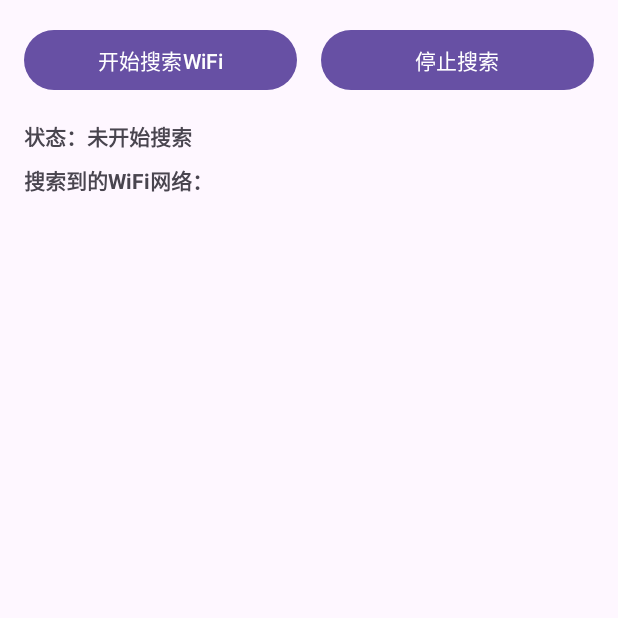
After one commit to caoyang9/Cxk-app, an Android app: the WifiActivity screen opened directly, with no data from a screen before it, on a phone screen of 412 x 824 dp, the top half of it. The commit adds this screen. Run offline under Robolectric (Android 15) with nearby library versions, the phone set to English and light mode, and no system bars.

Commit message:
feat:使用Wifi搜索附近可用网络

```diff
--- a/app/src/main/java/com/yang/androiddemolog/mmiActivity/MMIActivity.java
+++ b/app/src/main/java/com/yang/androiddemolog/mmiActivity/MMIActivity.java
@@ -83,6 +83,7 @@ public class MMIActivity extends AppCompatActivity {
         batteryBtn = findViewById(R.id.btn_power);
 
         btBtn = findViewById(R.id.btn_bt);
+        wifiBtn = findViewById(R.id.btn_wifi);
 
         brightnessBtn.setOnClickListener(v -> startActivity(new Intent(MMIActivity.this, BrightnessActivity.class)));
         imageBtn.setOnClickListener(v -> startActivity(new Intent(MMIActivity.this, ImageActivity.class)));
@@ -111,6 +112,7 @@ public class MMIActivity extends AppCompatActivity {
         batteryBtn.setOnClickListener(v -> startActivity(new Intent(MMIActivity.this, BatteryActivity.class)));
 
         btBtn.setOnClickListener(v -> startActivity(new Intent(MMIActivity.this, BluetoothActivity.class)));
+        wifiBtn.setOnClickListener(v -> startActivity(new Intent(MMIActivity.this, WifiActivity.class)));
     }
 
     private void initMappings() {
--- /dev/null
+++ b/app/src/main/java/com/yang/androiddemolog/mmiActivity/WifiActivity.java
@@ -0,0 +1,175 @@
+package com.yang.androiddemolog.mmiActivity;
+
+import android.Manifest;
+import android.content.BroadcastReceiver;
+import android.content.Context;
+import android.content.Intent;
+import android.content.IntentFilter;
+import android.content.pm.PackageManager;
+import android.net.wifi.ScanResult;
+import android.net.wifi.WifiManager;
+import android.os.Bundle;
+import android.widget.Button;
+import android.widget.ListView;
+import android.widget.TextView;
+import android.widget.Toast;
+
+import androidx.annotation.NonNull;
+import androidx.appcompat.app.AppCompatActivity;
+import androidx.core.app.ActivityCompat;
+import androidx.core.content.ContextCompat;
+
+import com.yang.androiddemolog.R;
+import com.yang.androiddemolog.mmiActivity.adapter.WifiListAdapter;
+
+import java.util.ArrayList;
+import java.util.List;
+
+public class WifiActivity extends AppCompatActivity {
+    private static final int LOCATION_PERMISSION_REQUEST_CODE = 100;
+
+    private WifiManager wifiManager;
+    private Button btnStartScan, btnStopScan;
+    private TextView tvStatus;
+    private ListView lvWifiList;
+
+    private List<ScanResult> wifiList;
+    private WifiListAdapter adapter;
+    private boolean isScanning = false;
+
+    // 广播接收器，用于接收WiFi扫描结果
+    private BroadcastReceiver wifiScanReceiver = new BroadcastReceiver() {
+        @Override
+        public void onReceive(Context context, Intent intent) {
+            if (WifiManager.SCAN_RESULTS_AVAILABLE_ACTION.equals(intent.getAction())) {
+                // 扫描完成，获取结果
+                if (ActivityCompat.checkSelfPermission(WifiActivity.this,
+                        Manifest.permission.ACCESS_FINE_LOCATION) != PackageManager.PERMISSION_GRANTED) {
+                    return;
+                }
+
+                wifiList = wifiManager.getScanResults();
+                updateWifiList();
+
+                isScanning = false;
+                updateUI();
+
+                Toast.makeText(WifiActivity.this, "搜索完成，找到 " + wifiList.size() + " 个网络", Toast.LENGTH_SHORT).show();
+            }
+        }
+    };
+
+    @Override
+    protected void onCreate(Bundle savedInstanceState) {
+        super.onCreate(savedInstanceState);
+        setContentView(R.layout.activity_wifi);
+
+        initViews();
+        initWifiManager();
+        checkPermissions();
+    }
+
+    private void initViews() {
+        btnStartScan = findViewById(R.id.btnStartScan);
+        btnStopScan = findViewById(R.id.btnStopScan);
+        tvStatus = findViewById(R.id.tvStatus);
+        lvWifiList = findViewById(R.id.lvWifiList);
+
+        wifiList = new ArrayList<>();
+        adapter = new WifiListAdapter(this, wifiList);
+        lvWifiList.setAdapter(adapter);
+
+        btnStartScan.setOnClickListener(v -> startWifiScan());
+        btnStopScan.setOnClickListener(v -> stopWifiScan());
+    }
+
+    private void initWifiManager() {
+        wifiManager = (WifiManager) getApplicationContext().getSystemService(Context.WIFI_SERVICE);
+
+        // 注册广播接收器
+        IntentFilter intentFilter = new IntentFilter();
+        intentFilter.addAction(WifiManager.SCAN_RESULTS_AVAILABLE_ACTION);
+        registerReceiver(wifiScanReceiver, intentFilter);
+    }
+
+    private void checkPermissions() {
+        if (ContextCompat.checkSelfPermission(this, Manifest.permission.ACCESS_FINE_LOCATION)
+                != PackageManager.PERMISSION_GRANTED) {
+            ActivityCompat.requestPermissions(this,
+                    new String[]{Manifest.permission.ACCESS_FINE_LOCATION},
+                    LOCATION_PERMISSION_REQUEST_CODE);
+        }
+    }
+
+    private void startWifiScan() {
+        if (!wifiManager.isWifiEnabled()) {
+            // 如果WiFi未开启，先开启WiFi
+            wifiManager.setWifiEnabled(true);
+            Toast.makeText(this, "正在开启WiFi...", Toast.LENGTH_SHORT).show();
+        }
+
+        if (ActivityCompat.checkSelfPermission(this, Manifest.permission.ACCESS_FINE_LOCATION)
+                != PackageManager.PERMISSION_GRANTED) {
+            Toast.makeText(this, "需要位置权限才能搜索WiFi", Toast.LENGTH_SHORT).show();
+            checkPermissions();
+            return;
+        }
+
+        boolean success = wifiManager.startScan();
+        if (success) {
+            isScanning = true;
+            tvStatus.setText("状态：正在搜索WiFi网络...");
+            Toast.makeText(this, "开始搜索WiFi网络", Toast.LENGTH_SHORT).show();
+        } else {
+            Toast.makeText(this, "启动搜索失败", Toast.LENGTH_SHORT).show();
+        }
+        updateUI();
+    }
+
+    private void stopWifiScan() {
+        isScanning = false;
+        tvStatus.setText("状态：搜索已停止");
+        updateUI();
+
+        // 更新最后一次的扫描结果
+        if (ActivityCompat.checkSelfPermission(this, Manifest.permission.ACCESS_FINE_LOCATION)
+                == PackageManager.PERMISSION_GRANTED) {
+            wifiList = wifiManager.getScanResults();
+            updateWifiList();
+        }
+
+        Toast.makeText(this, "已停止搜索", Toast.LENGTH_SHORT).show();
+    }
+
+    private void updateWifiList() {
+        adapter.updateData(wifiList);
+        adapter.notifyDataSetChanged();
+    }
+
+    private void updateUI() {
+        btnStartScan.setEnabled(!isScanning);
+        btnStopScan.setEnabled(isScanning);
+    }
+
+    @Override
+    public void onRequestPermissionsResult(int requestCode, @NonNull String[] permissions,
+                                           @NonNull int[] grantResults) {
+        super.onRequestPermissionsResult(requestCode, permissions, grantResults);
+        if (requestCode == LOCATION_PERMISSION_REQUEST_CODE) {
+            if (grantResults.length > 0 && grantResults[0] == PackageManager.PERMISSION_GRANTED) {
+                Toast.makeText(this, "权限已授予", Toast.LENGTH_SHORT).show();
+            } else {
+                Toast.makeText(this, "需要位置权限才能搜索WiFi", Toast.LENGTH_SHORT).show();
+            }
+        }
+    }
+
+    @Override
+    protected void onDestroy() {
+        super.onDestroy();
+        // 取消注册广播接收器
+        if (wifiScanReceiver != null) {
+            unregisterReceiver(wifiScanReceiver);
+        }
+    }
+}
--- /dev/null
+++ b/app/src/main/res/layout/activity_wifi.xml
@@ -0,0 +1,53 @@
+<?xml version="1.0" encoding="utf-8"?>
+<LinearLayout xmlns:android="http://schemas.android.com/apk/res/android"
+    android:layout_width="match_parent"
+    android:layout_height="match_parent"
+    android:orientation="vertical"
+    android:padding="16dp">
+
+    <LinearLayout
+        android:layout_width="match_parent"
+        android:layout_height="wrap_content"
+        android:orientation="horizontal">
+
+        <Button
+            android:id="@+id/btnStartScan"
+            android:layout_width="0dp"
+            android:layout_height="wrap_content"
+            android:layout_weight="1"
+            android:text="开始搜索WiFi"
+            android:layout_marginEnd="8dp" />
+
+        <Button
+            android:id="@+id/btnStopScan"
+            android:layout_width="0dp"
+            android:layout_height="wrap_content"
+            android:layout_weight="1"
+            android:text="停止搜索"
+            android:layout_marginStart="8dp" />
+
+    </LinearLayout>
+
+    <TextView
+        android:id="@+id/tvStatus"
+        android:layout_width="match_parent"
+        android:layout_height="wrap_content"
+        android:layout_marginTop="16dp"
+        android:text="状态：未开始搜索"
+        android:textStyle="bold" />
+
+    <TextView
+        android:layout_width="match_parent"
+        android:layout_height="wrap_content"
+        android:layout_marginTop="8dp"
+        android:text="搜索到的WiFi网络："
+        android:textStyle="bold" />
+
+    <ListView
+        android:id="@+id/lvWifiList"
+        android:layout_width="match_parent"
+        android:layout_height="0dp"
+        android:layout_weight="1"
+        android:layout_marginTop="8dp" />
+
+</LinearLayout>
```
Also changed, not shown: app/src/main/AndroidManifest.xml (+7 -3 lines), app/src/main/java/com/yang/androiddemolog/mmiActivity/adapter/WifiListAdapter.java (added, +100 -0 lines), app/src/main/res/layout/item_wifi.xml (added, +47 -0 lines).
